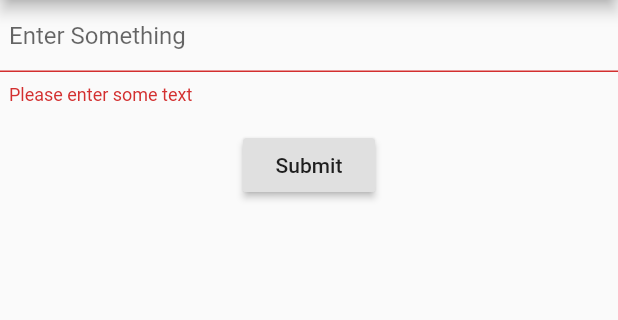
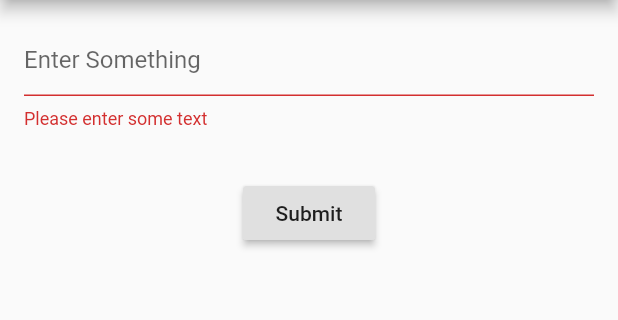
Before and after one commit to JulioRodriguezR/flutter-form, a Flutter app: the screen it shows after launch, after a tap on "Submit", on a phone screen of 412 x 824 dp, the part 84-404 px from its top. Run offline on Flutter 3.47's test engine with Material 2 defaults, Android fonts, the phone set to English and light mode, and no system bars.

Commit message:
Refactor code form state widget

```diff
--- a/lib/src/screens/myCustomForm.dart
+++ b/lib/src/screens/myCustomForm.dart
@@ -24,27 +24,41 @@ class MyCustomFormState extends State<MyCustomForm> {
       child: Column(
         crossAxisAlignment: CrossAxisAlignment.center,
         children: <Widget>[
-          TextFormField(
+          allTextFieldWithMargin(),
+          paddingRaisedButton(_formKey, context),
+        ],
+      ),
+    );
+  }
+}
+
+Widget allTextFieldWithMargin() {
+  return Container(
+    margin: new EdgeInsets.all(16.0),
+    child: Column(
+      children: <Widget>[
+        new TextFormField(
+          decoration: new InputDecoration(hintText: 'Enter Something'),
+          keyboardType: TextInputType.phone,
           validator: (value) {
             if (value.isEmpty) {
               return 'Please enter some text';
             }
             return null;
           },
-            decoration: new InputDecoration(
-              hintText: "Enter Something",
-              contentPadding: const EdgeInsets.all(6.0),
         ),
+      ],
     ),
-          Padding(
+  );
+}
+
+Widget paddingRaisedButton(fk, layout) {
+  return Padding(
     padding: const EdgeInsets.all(16.0),
     child: RaisedButton(
       onPressed: () {
-                // Validate returns true if the form is valid, or false
-                // otherwise.
-                if (_formKey.currentState.validate()) {
-                  // If the form is valid, display a Snackbar.
-                  Scaffold.of(context).showSnackBar(
+        if (fk.currentState.validate()) {
+          Scaffold.of(layout).showSnackBar(
             SnackBar(
               content: Text('Processing Data'),
             ),
@@ -53,9 +67,5 @@ class MyCustomFormState extends State<MyCustomForm> {
       },
       child: Text('Submit'),
     ),
-          ),
-        ],
-      ),
   );
 }
-}
```
Lines whose indentation alone changed are shown as unchanged.
